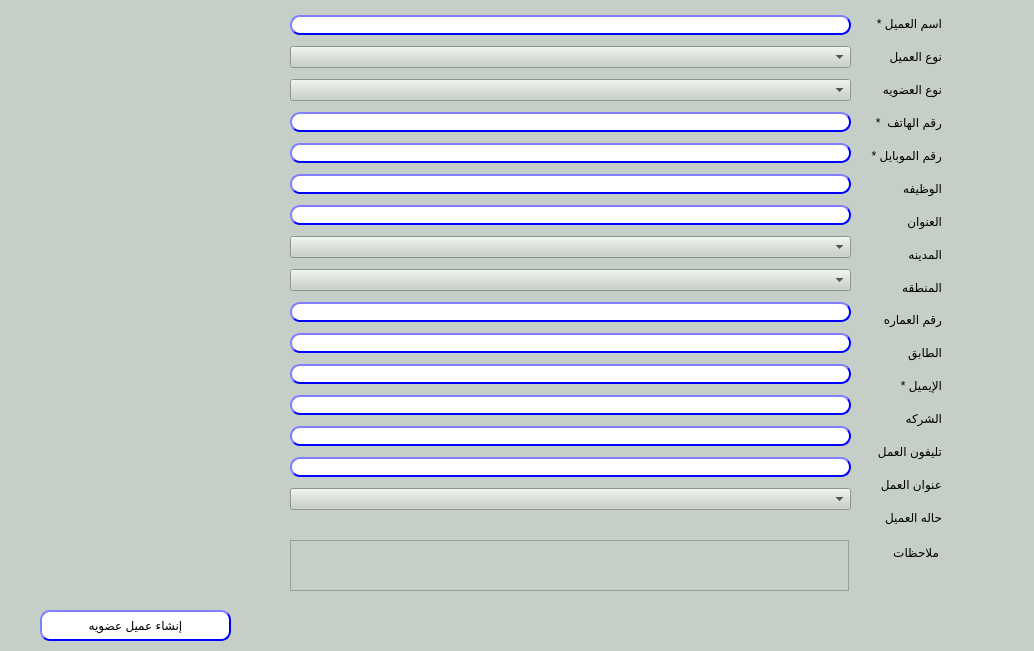
Before: the Qt Designer form presentation/loyalty_ui/createCustomer.ui in shymaa123456/HyperPOS2020, drawn with Qt 5.
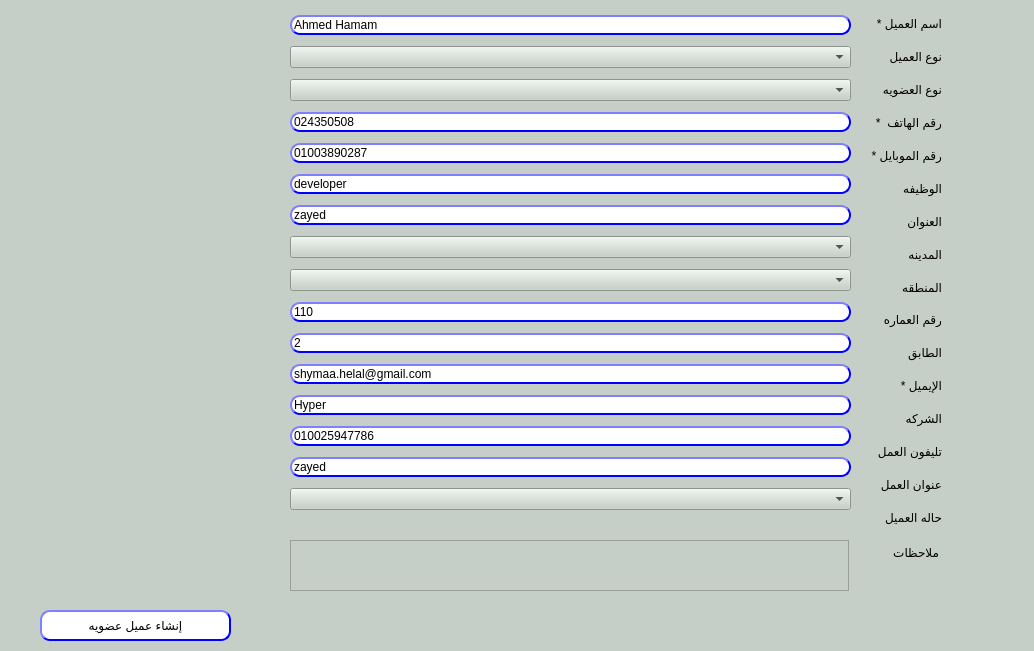
After: the same form once the commit is applied.

Commit message: create redeem item

The edit to the form file:
```diff
--- a/presentation/loyalty_ui/createCustomer.ui
+++ b/presentation/loyalty_ui/createCustomer.ui
@@ -177,7 +177,7 @@
                                     </string>
       </property>
       <property name="text">
-       <string/>
+       <string>Ahmed Hamam</string>
       </property>
      </widget>
     </item>
@@ -214,6 +214,9 @@
                                     
                             </string>
       </property>
+      <property name="text">
+       <string>024350508</string>
+      </property>
      </widget>
     </item>
     <item>
@@ -243,6 +246,9 @@
                                     
                             </string>
       </property>
+      <property name="text">
+       <string>01003890287</string>
+      </property>
      </widget>
     </item>
     <item>
@@ -271,6 +277,9 @@
                                         }
                                     </string>
       </property>
+      <property name="text">
+       <string>developer</string>
+      </property>
      </widget>
     </item>
     <item>
@@ -300,6 +309,9 @@
                                     
                             </string>
       </property>
+      <property name="text">
+       <string>zayed</string>
+      </property>
      </widget>
     </item>
     <item>
@@ -342,6 +354,9 @@
                                         }
                                     </string>
       </property>
+      <property name="text">
+       <string>110</string>
+      </property>
      </widget>
     </item>
     <item>
@@ -370,6 +385,9 @@
                                         }
                                     </string>
       </property>
+      <property name="text">
+       <string>2</string>
+      </property>
      </widget>
     </item>
     <item>
@@ -398,6 +416,9 @@
                                         }
                                     </string>
       </property>
+      <property name="text">
+       <string>shymaa.helal@gmail.com</string>
+      </property>
      </widget>
     </item>
     <item>
@@ -427,6 +448,9 @@
                                     
                             </string>
       </property>
+      <property name="text">
+       <string>Hyper</string>
+      </property>
      </widget>
     </item>
     <item>
@@ -456,6 +480,9 @@
                                     
                             </string>
       </property>
+      <property name="text">
+       <string>010025947786</string>
+      </property>
      </widget>
     </item>
     <item>
@@ -485,6 +512,9 @@
                                     
                             </string>
       </property>
+      <property name="text">
+       <string>zayed</string>
+      </property>
      </widget>
     </item>
     <item>
```
The commit also changes 11 other files.
